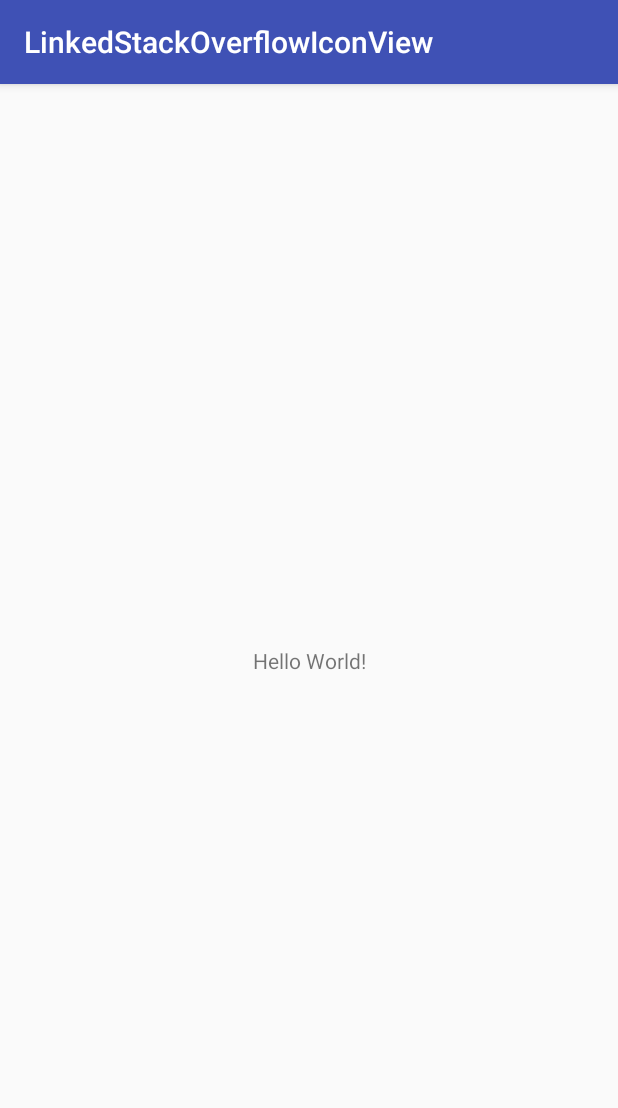
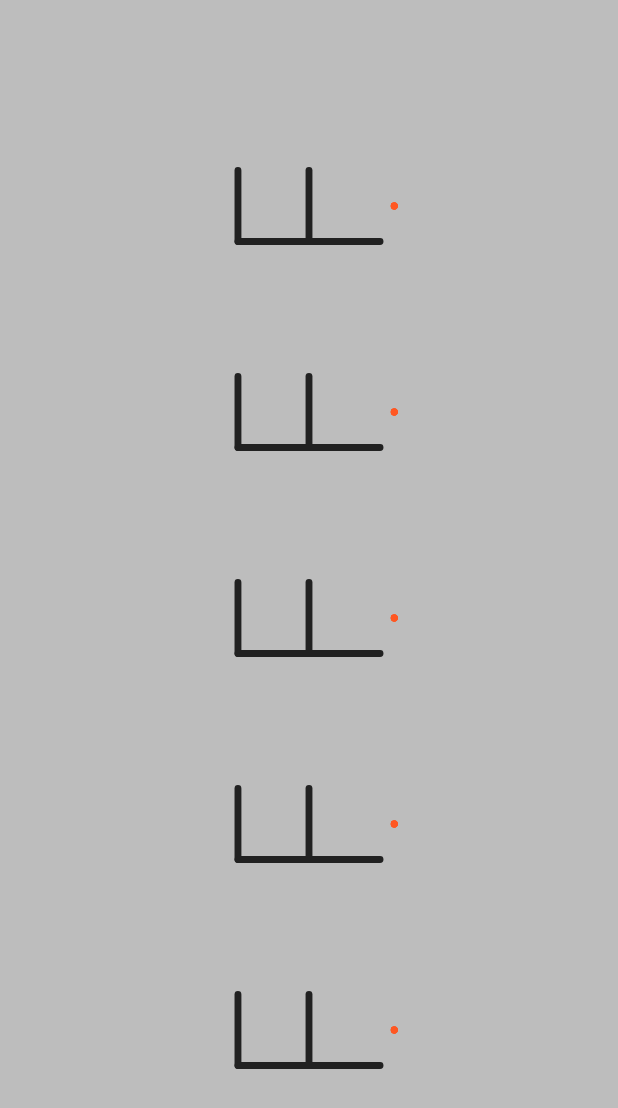
Before and after one commit to Anwesh43/LinkedStackOverflowIconView, an Android app: the screen it shows after launch (MainActivity), on a phone screen of 412 x 824 dp. Shown: the top 1108 px of the screen. Run offline under Robolectric (Android 15) with nearby library versions, the phone set to English and light mode, and no system bars.

```diff
--- a/app/build.gradle
+++ b/app/build.gradle
@@ -27,6 +27,7 @@ dependencies {
     androidTestImplementation 'com.android.support.test:runner:1.0.1'
     androidTestImplementation 'com.android.support.test.espresso:espresso-core:3.0.1'
     compile "org.jetbrains.kotlin:kotlin-stdlib-jre7:$kotlin_version"
+    compile project(":stackoverflowiconview")
 }
 repositories {
     mavenCentral()
--- a/app/src/main/java/com/anwesh/uiprojects/linkedstackoverflowiconview/MainActivity.kt
+++ b/app/src/main/java/com/anwesh/uiprojects/linkedstackoverflowiconview/MainActivity.kt
@@ -2,11 +2,19 @@ package com.anwesh.uiprojects.linkedstackoverflowiconview
 
 import android.support.v7.app.AppCompatActivity
 import android.os.Bundle
+import android.view.WindowManager
+import com.anwesh.uiprojects.stackoverflowiconview.StackOverflowIconView
 
 class MainActivity : AppCompatActivity() {
 
     override fun onCreate(savedInstanceState: Bundle?) {
         super.onCreate(savedInstanceState)
-        setContentView(R.layout.activity_main)
+        StackOverflowIconView.create(this)
+        fullScreen()
     }
 }
+
+fun MainActivity.fullScreen() {
+    supportActionBar?.hide()
+    window.addFlags(WindowManager.LayoutParams.FLAG_FULLSCREEN)
+}
```
